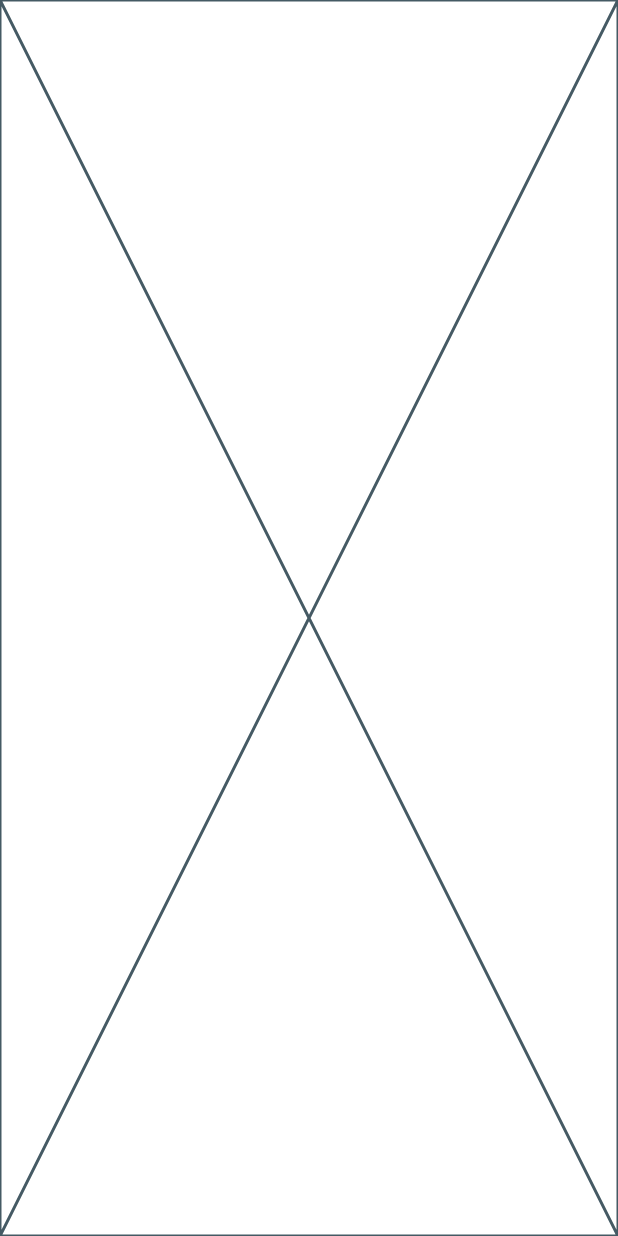
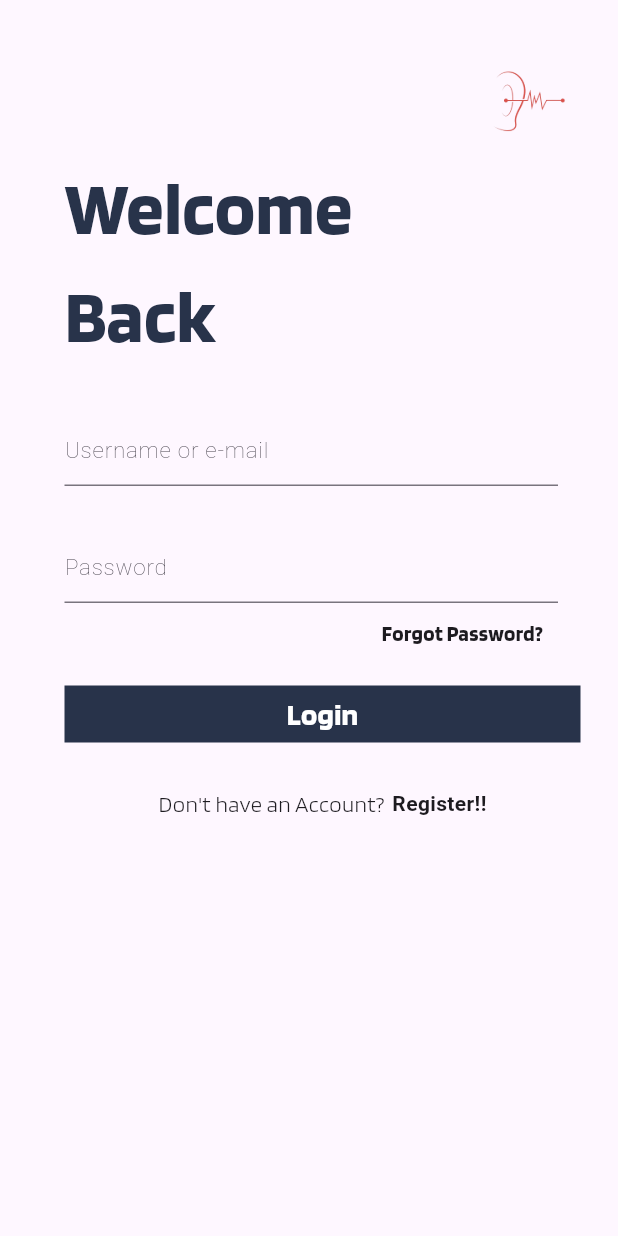
Before and after one commit to ShivangiPatel102/freq_fit, a Flutter app: the screen it shows after launch, on a phone screen of 412 x 824 dp. Run offline on Flutter 3.47's test engine with Material 3 defaults, Android fonts, the phone set to English and light mode, and no system bars; statements that could not run were skipped; project files that could hold a hidden picture were left out.

Commit message:
Login(Home)screen Commit

```diff
--- a/lib/screens/HomeScreen.dart
+++ b/lib/screens/HomeScreen.dart
@@ -5,6 +5,84 @@ class HomeScreen extends StatelessWidget {
 
   @override
   Widget build(BuildContext context) {
-    return const Placeholder();
+    return Scaffold(
+      body: Container(
+        padding: const EdgeInsetsDirectional.only(start: 43.0,top: 32.0,end: 25.0),
+        child: Column(
+
+          crossAxisAlignment: CrossAxisAlignment.start,
+            children: [
+              Row(
+                mainAxisAlignment: MainAxisAlignment.end,
+                children: [
+                  Image.asset('assets/icons/appIcon.png',height:70,),
+                ],
+              ),
+              const Text('Welcome', style: TextStyle(
+                fontFamily: 'Blinker',
+                fontWeight: FontWeight.w600,
+                fontSize: 50,
+                color: Color.fromRGBO(40, 51, 74,1),
+              ),),
+              const Text('Back', style: TextStyle(
+                fontFamily: 'Blinker',
+                fontWeight: FontWeight.w600,
+                fontSize: 50,
+                color: Color.fromRGBO(40, 51, 74,1),
+              ),),
+              const SizedBox(height: 30.0,),
+              const Padding(
+                padding: const EdgeInsets.only(right: 15.0),
+                child: const TextField(decoration: InputDecoration(hintText: 'Username or e-mail',hintStyle: TextStyle(fontSize: 15,fontWeight: FontWeight.w200), ),),
+              ),
+              const SizedBox(height: 30.0,),
+              const Padding(
+                padding: const EdgeInsets.only(right: 15.0),
+                child: const TextField(decoration: InputDecoration(hintText: 'Password',hintStyle: TextStyle(fontSize: 15,fontWeight: FontWeight.w200), ),),
+              ),
+
+               Row(
+                mainAxisAlignment: MainAxisAlignment.end ,
+                children: [
+                  GestureDetector(
+                    onTap: () {
+
+                    },
+                    child: Container(
+                      padding: const EdgeInsetsDirectional.only(end: 25.0,top: 10.0),
+                        child: const Text('Forgot Password?',style: TextStyle(fontFamily: 'Blinker',fontWeight: FontWeight.w700))),
+                  ),
+                ],
+              ),
+              const SizedBox(height: 25.0,),
+              GestureDetector(
+                child: Container(
+                  height: 38,
+                  padding: const EdgeInsetsDirectional.only(),
+                  width: MediaQuery.of(context).size.width,
+                  color: const Color.fromRGBO(40, 51, 74, 1),
+                  child: const Center(child: Text('Login',style: TextStyle(fontFamily: 'Blinker',fontSize: 20,color: Colors.white,fontWeight: FontWeight.w700))),
+                ),
+              ),
+              const SizedBox(height: 30.0,),
+              Row(
+                mainAxisAlignment: MainAxisAlignment.center,
+                children: [
+                  const Text("Don't have an Account?",style: TextStyle(fontFamily: 'Blinker',fontSize: 15.0,fontWeight: FontWeight.normal),),
+                  SizedBox(width: 5.0,),
+                  GestureDetector(
+                    onTap: () {
+                      Navigator.push(context, route)                    },
+                    child: const Text('Register!!',style: TextStyle(fontWeight: FontWeight.w700),),
+                  ),
+                ],
+              )
+
+
+            ],
+          ),
+
+      ),
+    );
   }
 }
--- a/lib/screens/splash_screen.dart
+++ b/lib/screens/splash_screen.dart
@@ -16,7 +16,7 @@ class _SplashScreenState extends State<SplashScreen> with SingleTickerProviderSt
     SystemChrome.setEnabledSystemUIMode(SystemUiMode.immersive);
 
     Future.delayed(Duration(seconds: 2), (){
-      Navigator.of(context).pushReplacement(MaterialPageRoute(builder: (_)=> const HomeScreen(),),);
+      Navigator.of(context).pushReplacement(MaterialPageRoute(builder: (_)=>  HomeScreen(),),);
     });
   }
 
@@ -30,7 +30,7 @@ class _SplashScreenState extends State<SplashScreen> with SingleTickerProviderSt
   @override
   Widget build(BuildContext context) {
     return Scaffold(
-      body: Container(
+      body: SizedBox(
         width: double.infinity,
         child: Column(
           mainAxisAlignment: MainAxisAlignment.center,
--- a/pubspec.yaml
+++ b/pubspec.yaml
@@ -60,6 +60,8 @@ flutter:
         - asset: assets/fonts/Blinker-Black.ttf
         - asset: assets/fonts/Blinker-Bold.ttf
           weight: 700
+        - asset: assets/fonts/Blinker-Light.ttf
+          weight: 100
 
 
   # The following line ensures that the Material Icons font is
```
Also changed, not shown: assets/icons/appIcon.png (added).
